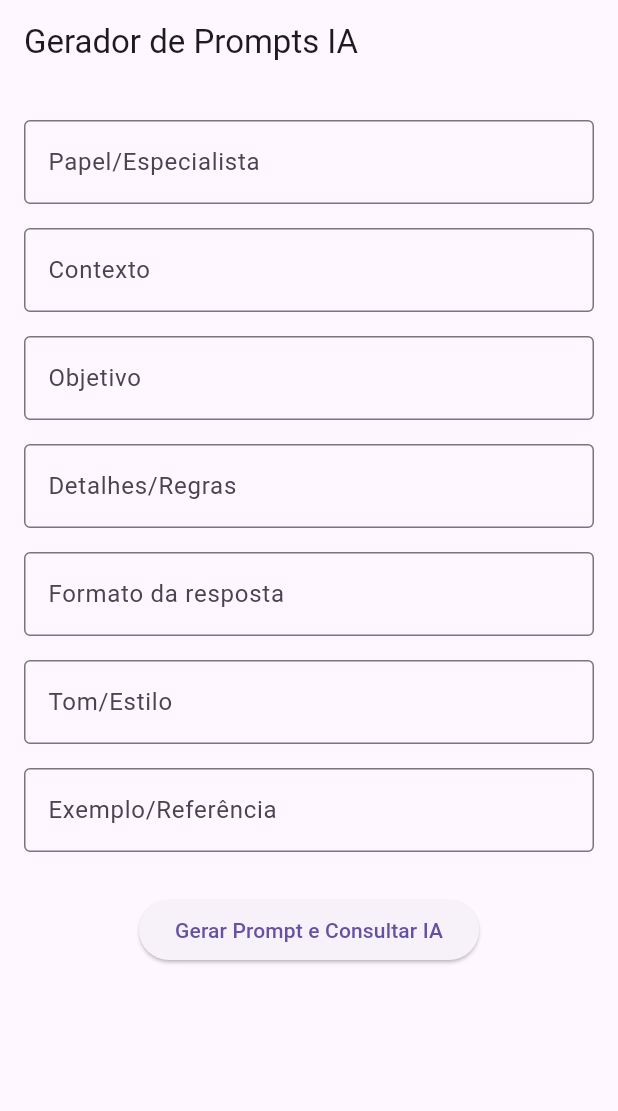
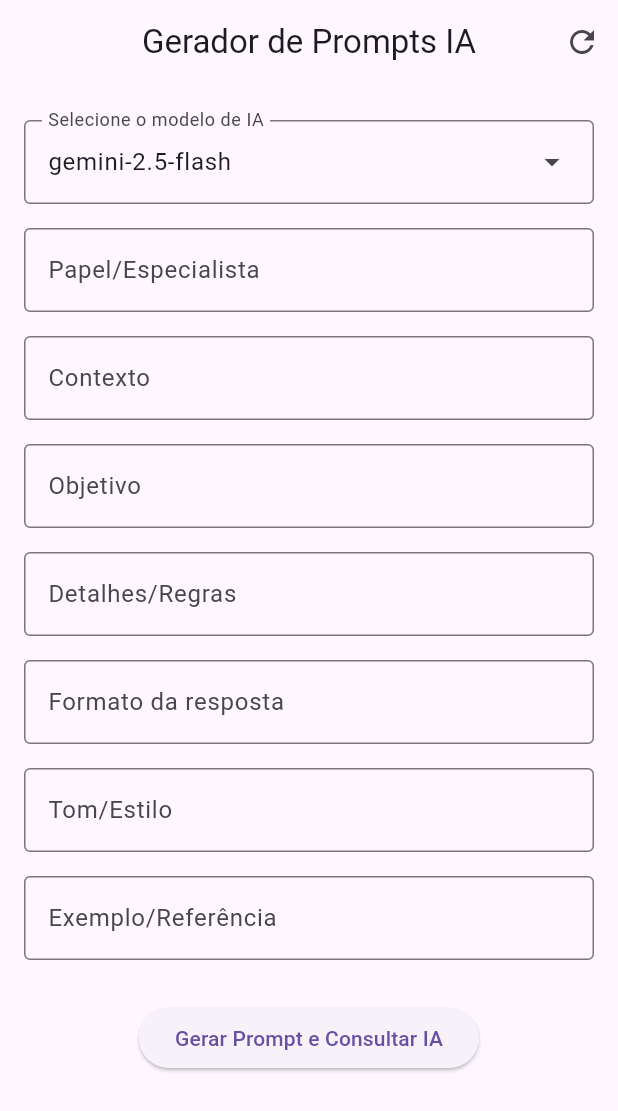
Before and after one commit to Kainato/gem_prompt, a Flutter app: the screen it shows after launch, on a phone screen of 412 x 824 dp. Shown: the top 1111 px of the screen. Run offline on Flutter 3.47's test engine with Material 3 defaults, Android fonts, the phone set to English and light mode, and no system bars; our stand-ins replace dio, google_generative_ai, logger; network calls fail.

Commit message:
Add dynamic model selection and HTTP API integration
Introduces HTTP request utilities and model metadata classes to fetch and display available Gemini models dynamically. Refactors GeminiService to support model selection, error handling, and integrates a dropdown in the UI for model choice. Adds dependencies for dio and logger, and updates the main prompt form to support model selection and improved error feedback.

```diff
--- /dev/null
+++ b/lib/api/api_request.dart
@@ -0,0 +1,31 @@
+/// ApiRequest é um enum que contém os métodos HTTP que podem ser utilizados em uma requisição.
+enum ApiRequest {
+  get,
+  post,
+  put,
+  patch,
+  delete,
+  head,
+  options,
+}
+
+extension ApiRequestExtension on ApiRequest {
+  String get type {
+    switch (this) {
+      case ApiRequest.get:
+        return 'GET';
+      case ApiRequest.post:
+        return 'POST';
+      case ApiRequest.put:
+        return 'PUT';
+      case ApiRequest.patch:
+        return 'PATCH';
+      case ApiRequest.delete:
+        return 'DELETE';
+      case ApiRequest.head:
+        return 'HEAD';
+      case ApiRequest.options:
+        return 'OPTIONS';
+    }
+  }
+}
--- /dev/null
+++ b/lib/api/http_request.dart
@@ -0,0 +1,202 @@
+import 'dart:developer';
+
+import 'package:dio/dio.dart';
+import 'package:flutter/foundation.dart';
+import 'package:logger/logger.dart';
+import 'package:prompt_app/api/api_request.dart';
+
+/// Classe que consome as requisições HTTP. Ela é responsável por fazer as requisições
+/// HTTP para o servidor, tratar os erros e dar as respostas esperadas.
+class HttpRequest {
+  /// Função que consome as requisições HTTP.
+  /// ### Parâmetros
+  /// - `route` é a rota da requisição. Não precisa da URL base, pois ela é definida
+  /// automaticamente. Exemplo: `profissional/listagem/${Id}`.
+  /// - `apiRequest` é o tipo de requisição que será feita.
+  /// - `body` é o corpo da requisição. Ele é um Map<String, dynamic> e é opcional.
+  /// - `sendTimeout` é o tempo de envio da requisição. O padrão é 30 segundos.
+  /// - `receiveTimeout` é o tempo de recebimento da requisição. O padrão é 30 segundos.
+  static Future<Response> consume(
+    String route, {
+    required ApiRequest apiRequest,
+    Map<String, dynamic> body = const {},
+    int sendTimeout = 30,
+    int receiveTimeout = 30,
+    bool showDataSendLog = false,
+    bool showInterceptorLog = false,
+    bool isFormData = false,
+    String getToken = '',
+    // bool showStatusLog = false,
+  }) async {
+    // Instanciando o logger
+    Logger logger = Logger(
+      filter: null,
+      output: null,
+      printer: PrettyPrinter(
+        methodCount: 0,
+        errorMethodCount: 0,
+        lineLength: 35,
+        colors: true,
+        printEmojis: true,
+        dateTimeFormat: DateTimeFormat.none,
+      ),
+    );
+
+    // Instanciando o Dio
+    final Dio dio = Dio();
+
+    // Adicionando um interceptor de log. Ele serve para logar as requisições HTTP
+    // e suas respectivas respostas e erros
+    dio.interceptors.add(
+      InterceptorsWrapper(
+        onError: (DioException e, ErrorInterceptorHandler handler) {
+          if (showInterceptorLog) {
+            logger.e(
+              'Error[${e.response?.statusCode}] => MESSAGE: ${e.message}',
+              error: 'HttpRequest | onError',
+            );
+          }
+          return handler.next(e); // continue
+        },
+      ),
+    );
+
+    // Função auxiliar para realizar a requisição e tratar erros
+    Future<Response> makeRequest(Future<Response> Function() request) async {
+      try {
+        final response = await request();
+        return response;
+      } on DioException catch (e) {
+        if (e.response != null) {
+          // Tratar erros que possuem resposta (ex: 404, 500, etc.)
+          return Response(
+            requestOptions: RequestOptions(
+              path: e.response!.statusCode.toString(),
+            ),
+            statusCode: e.response!.statusCode,
+            data: e.response!.data,
+            statusMessage: e.response!.data['message'] ?? '',
+          );
+        } else {
+          // Tratar erros que não possuem resposta (ex: problemas de rede)
+          return Response(
+            requestOptions: RequestOptions(path: '0'),
+            statusCode: e.response?.statusCode ?? 0,
+            data: e.response?.data ?? 'Erro não identificado!',
+            statusMessage:
+                '${e.response?.statusCode ?? 0} - Não foi possível identificar o erro!',
+          );
+        }
+      }
+    }
+
+    // Variável que segura a resposta da requisição
+    late Response? response;
+
+    // Variável que segura a duração da requisição de envio
+    Duration sendDuration = Duration(seconds: sendTimeout);
+
+    // Variável que segura a duração da requisição de recebimento
+    Duration receiveDuration = Duration(seconds: receiveTimeout);
+
+    // Verificando qual tipo de requisição foi escolhida
+    switch (apiRequest) {
+      case ApiRequest.delete:
+        response = await makeRequest(
+          () => dio.delete(
+            route,
+            data: body,
+            options: Options(
+              sendTimeout: body.isEmpty ? null : sendDuration,
+              receiveTimeout: body.isEmpty ? null : receiveDuration,
+              headers: {
+                "Content-Type": "application/json",
+                "Accept": "application/json",
+                if (getToken.isNotEmpty) "Authorization": "Bearer $getToken",
+              },
+            ),
+          ),
+        );
+        break;
+      case ApiRequest.get:
+        response = await makeRequest(
+          () => dio.get(
+            route,
+            queryParameters: body,
+            options: Options(
+              sendTimeout: kIsWeb ? null : sendDuration,
+              receiveTimeout: kIsWeb ? null : receiveDuration,
+              headers: {
+                "Content-Type": "application/json",
+                "Accept": "application/json",
+                if (getToken.isNotEmpty) "Authorization": "Bearer $getToken",
+              },
+            ),
+          ),
+        );
+        break;
+      case ApiRequest.post:
+        if (isFormData) {
+          response = await makeRequest(
+            () => dio.post(
+              route,
+              data: FormData.fromMap(body),
+              options: Options(
+                sendTimeout: body.isEmpty ? null : sendDuration,
+                receiveTimeout: body.isEmpty ? null : receiveDuration,
+                contentType: 'multipart/form-data',
+                headers: {
+                  "Content-Type": "multipart/form-data",
+                  "Accept": "multipart/form-data",
+                  if (getToken.isNotEmpty) "Authorization": "Bearer $getToken",
+                },
+              ),
+            ),
+          );
+        } else {
+          response = await makeRequest(
+            () => dio.post(
+              route,
+              data: body,
+              options: Options(
+                sendTimeout: body.isEmpty ? null : sendDuration,
+                receiveTimeout: body.isEmpty ? null : receiveDuration,
+                headers: {
+                  "Content-Type": "application/json",
+                  "Accept": "application/json",
+                  if (getToken.isNotEmpty) "Authorization": "Bearer $getToken",
+                },
+              ),
+            ),
+          );
+        }
+        break;
+      case ApiRequest.put:
+        response = await makeRequest(
+          () => dio.put(
+            route,
+            data: body,
+            options: Options(
+              sendTimeout: body.isEmpty ? null : sendDuration,
+              receiveTimeout: body.isEmpty ? null : receiveDuration,
+              headers: {
+                "Content-Type": "application/json",
+                "Accept": "application/json",
+                if (getToken.isNotEmpty) "Authorization": "Bearer $getToken",
+              },
+            ),
+          ),
+        );
+        break;
+      default:
+        log(
+          'ApiRequest não encontrada ou não configurada!',
+          name: 'HttpRequest | consume',
+        );
+        break;
+    }
+
+    // Retornando a resposta da requisição
+    return response!;
+  }
+}
--- /dev/null
+++ b/lib/class/ia_model.dart
@@ -0,0 +1,68 @@
+// ignore_for_file: public_member_api_docs, sort_constructors_first
+import 'dart:convert';
+
+class IaModel {
+  final String name;
+  final String modelName;
+  final String version;
+  final String displayName;
+  final String description;
+  final int inputTokenLimit;
+  final int outputTokenLimit;
+  final List<dynamic> supportedGenerationMethods;
+
+  IaModel({
+    required this.name,
+    required this.modelName,
+    required this.version,
+    required this.displayName,
+    required this.description,
+    required this.inputTokenLimit,
+    required this.outputTokenLimit,
+    required this.supportedGenerationMethods,
+  });
+
+  Map<String, dynamic> toMap() {
+    return <String, dynamic>{
+      'name': name,
+      'version': version,
+      'displayName': displayName,
+      'description': description,
+      'inputTokenLimit': inputTokenLimit,
+      'outputTokenLimit': outputTokenLimit,
+      'supportedGenerationMethods': supportedGenerationMethods,
+    };
+  }
+
+  factory IaModel.fromMap(Map<String, dynamic> map) {
+    String name = map['name'].toString();
+    String modelName = name.split('/').last;
+    String version = map['version'].toString();
+    String displayName = map['displayName'].toString();
+    String description = map['description'].toString();
+    int inputTokenLimit = map['inputTokenLimit'] is int
+        ? map['inputTokenLimit'] as int
+        : int.parse(map['inputTokenLimit'].toString());
+    int outputTokenLimit = map['outputTokenLimit'] is int
+        ? map['outputTokenLimit'] as int
+        : int.parse(map['outputTokenLimit'].toString());
+    List<dynamic> supportedGenerationMethods = List<dynamic>.from(
+      (map['supportedGenerationMethods'] as List<dynamic>),
+    );
+    return IaModel(
+      name: name,
+      modelName: modelName,
+      version: version,
+      displayName: displayName,
+      description: description,
+      inputTokenLimit: inputTokenLimit,
+      outputTokenLimit: outputTokenLimit,
+      supportedGenerationMethods: supportedGenerationMethods,
+    );
+  }
+
+  String toJson() => json.encode(toMap());
+
+  factory IaModel.fromJson(String source) =>
+      IaModel.fromMap(json.decode(source) as Map<String, dynamic>);
+}
--- a/lib/gemini_service.dart
+++ b/lib/gemini_service.dart
@@ -1,16 +1,75 @@
+import 'dart:developer';
+
+import 'package:flutter/material.dart';
 import 'package:google_generative_ai/google_generative_ai.dart';
+import 'package:prompt_app/api/http_request.dart';
+import 'package:prompt_app/class/ia_model.dart';
+import 'package:prompt_app/main.dart';
+
+import 'api/api_request.dart';
 
 class GeminiService {
-  final GenerativeModel _model;
+  GeminiService();
 
-  GeminiService(String apiKey)
-    : _model = GenerativeModel(
-        model: 'gemini-1.5-flash', // modelo rápido e gratuito
-        apiKey: apiKey,
-      );
+  static ValueNotifier<bool> errorPrompt = ValueNotifier(false);
+
+  static (TextEditingController, ValueNotifier<String>) selectedModel = (
+    TextEditingController(text: "gemini-2.5-flash"),
+    ValueNotifier("gemini-2.5-flash"),
+  );
+
+  static List<IaModel> modelosDisponiveis = [];
+
+  static List<DropdownMenuEntry<String>> get dropdownModelos {
+    return modelosDisponiveis
+        .map(
+          (model) => DropdownMenuEntry(
+            value: model.modelName,
+            label: model.displayName,
+          ),
+        )
+        .toList();
+  }
 
   Future<String> gerarResposta(String prompt) async {
-    final response = await _model.generateContent([Content.text(prompt)]);
-    return response.text ?? "Não recebi resposta da IA.";
+    if (modelosDisponiveis.isNotEmpty) {
+      modelosDisponiveis.clear();
+    }
+    try {
+      final response = await GenerativeModel(
+        model: selectedModel.$1.text,
+        apiKey: apiKey,
+      ).generateContent([Content.text(prompt)]);
+      return response.text ?? "Não recebi resposta da IA.";
+    } catch (e, s) {
+      errorPrompt.value = true;
+      log(
+        "Erro ao gerar resposta!",
+        error: e,
+        stackTrace: s,
+        name: "GeminiService • gerarResposta",
+      );
+      return "Erro ao gerar resposta! Consulte o administrador do projeto para mais detalhes.\nVocê ainda pode copiar o prompt que criou clicando no ícone de cópia no canto superior direito disponibilizado agora!";
+    }
+  }
+
+  static Future<void> listarModelos(String apiKey) async {
+    try {
+      final response = await HttpRequest.consume(
+        "https://generativelanguage.googleapis.com/v1beta/models?key=$apiKey",
+        apiRequest: ApiRequest.get,
+      );
+      for (var model in response.data['models']) {
+        IaModel iaModel = IaModel.fromMap(model);
+        modelosDisponiveis.add(iaModel);
+      }
+    } catch (e, s) {
+      log(
+        "Erro ao listar modelos!",
+        error: e,
+        stackTrace: s,
+        name: "GeminiService • listarModelos",
+      );
+    }
   }
 }
--- a/lib/main.dart
+++ b/lib/main.dart
@@ -1,4 +1,7 @@
+import 'dart:developer';
+
 import 'package:flutter/material.dart';
+import 'package:flutter/services.dart';
 
 import 'gemini_service.dart';
 
@@ -15,6 +18,8 @@ class PromptApp extends StatelessWidget {
     return MaterialApp(
       title: 'Gerador de Prompts',
       theme: ThemeData(primarySwatch: Colors.indigo),
+      darkTheme: ThemeData.dark(),
+      themeMode: ThemeMode.system,
       home: PromptForm(),
     );
   }
@@ -36,14 +41,17 @@ class _PromptFormState extends State<PromptForm> {
   final _formatoController = TextEditingController();
   final _tomController = TextEditingController();
   final _exemploController = TextEditingController();
+  ValueNotifier<bool> errorPrompt = GeminiService.errorPrompt;
+  String prompt = "";
 
   String? respostaIA;
   bool carregando = false;
 
-  final gemini = GeminiService(apiKey);
+  final gemini = GeminiService();
 
   Future<void> gerarPromptEChamarIA() async {
-    final prompt =
+    log("Modelo selecionado: ${GeminiService.selectedModel.$2.value}");
+    prompt =
         """
     Atue como ${_papelController.text}.
     Contexto: ${_contextoController.text}
@@ -70,7 +78,52 @@ class _PromptFormState extends State<PromptForm> {
   @override
   Widget build(BuildContext context) {
     return Scaffold(
-      appBar: AppBar(title: Text("Gerador de Prompts IA")),
+      appBar: AppBar(
+        title: Text("Gerador de Prompts IA"),
+        centerTitle: true,
+        actions: [
+          ValueListenableBuilder(
+            valueListenable: errorPrompt,
+            builder: (context, value, child) {
+              if (value) {
+                return IconButton(
+                  icon: Icon(Icons.copy),
+                  onPressed: () {
+                    if (respostaIA != null) {
+                      Clipboard.setData(ClipboardData(text: prompt));
+                      ScaffoldMessenger.of(context).showSnackBar(
+                        SnackBar(
+                          content: Text(
+                            "Resposta copiada para a área de transferência!",
+                          ),
+                        ),
+                      );
+                    }
+                  },
+                );
+              } else {
+                return SizedBox.shrink();
+              }
+            },
+          ),
+          IconButton(
+            icon: Icon(Icons.refresh),
+            onPressed: () {
+              setState(() {
+                respostaIA = null;
+                carregando = false;
+                _papelController.clear();
+                _contextoController.clear();
+                _objetivoController.clear();
+                _detalhesController.clear();
+                _formatoController.clear();
+                _tomController.clear();
+                _exemploController.clear();
+              });
+            },
+          ),
+        ],
+      ),
       body: Padding(
         padding: EdgeInsets.all(16),
         child: SingleChildScrollView(
@@ -78,6 +131,34 @@ class _PromptFormState extends State<PromptForm> {
             key: _formKey,
             child: Column(
               children: [
+                Padding(
+                  padding: const EdgeInsets.symmetric(vertical: 8.0),
+                  child: FutureBuilder(
+                    future: GeminiService.listarModelos(apiKey),
+                    builder: (context, snapshot) {
+                      if (snapshot.connectionState == ConnectionState.waiting) {
+                        return LinearProgressIndicator();
+                      } else if (snapshot.hasError) {
+                        return Text("Erro ao carregar modelos");
+                      } else {
+                        return DropdownMenu(
+                          menuHeight: MediaQuery.of(context).size.height * 0.4,
+                          dropdownMenuEntries: GeminiService.dropdownModelos,
+                          expandedInsets: EdgeInsets.all(0),
+                          enableSearch: false,
+                          enableFilter: false,
+                          label: Text("Selecione o modelo de IA"),
+                          controller: GeminiService.selectedModel.$1,
+                          onSelected: (value) {
+                            if (value != null) {
+                              GeminiService.selectedModel.$2.value = value;
+                            }
+                          },
+                        );
+                      }
+                    },
+                  ),
+                ),
                 buildTextField("Papel/Especialista", _papelController),
                 buildTextField("Contexto", _contextoController),
                 buildTextField("Objetivo", _objetivoController),
@@ -97,7 +178,11 @@ class _PromptFormState extends State<PromptForm> {
                 SizedBox(height: 20),
                 if (carregando) CircularProgressIndicator(),
                 if (respostaIA != null)
-                  SelectableText(respostaIA!, style: TextStyle(fontSize: 16)),
+                  SelectableText(
+                    respostaIA!,
+                    style: TextStyle(fontSize: 16),
+                    textAlign: TextAlign.center,
+                  ),
               ],
             ),
           ),
--- a/pubspec.yaml
+++ b/pubspec.yaml
@@ -10,6 +10,8 @@ dependencies:
   flutter:
     sdk: flutter
   google_generative_ai: ^0.4.3
+  dio: ^5.7.0
+  logger: ^2.5.0
 
 dev_dependencies:
   flutter_test:
```
Also changed, not shown: lib/api/status_code.dart (added, +61 -0 lines), lib/enum/generative_model.dart (added, +15 -0 lines), pubspec.lock.
